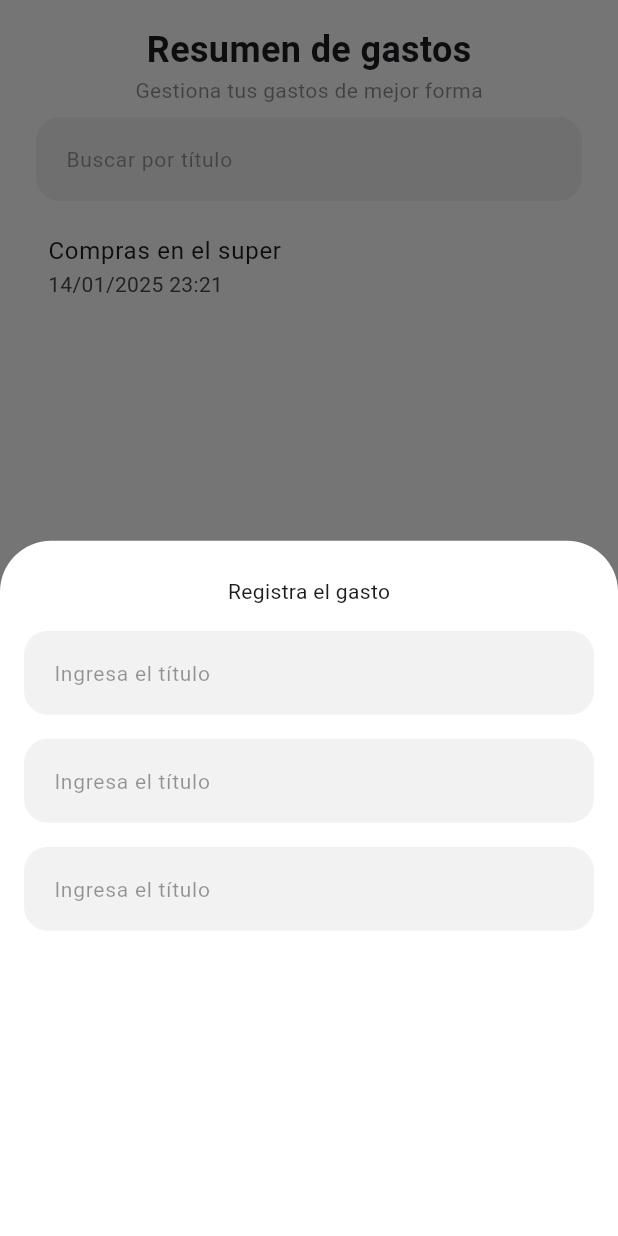
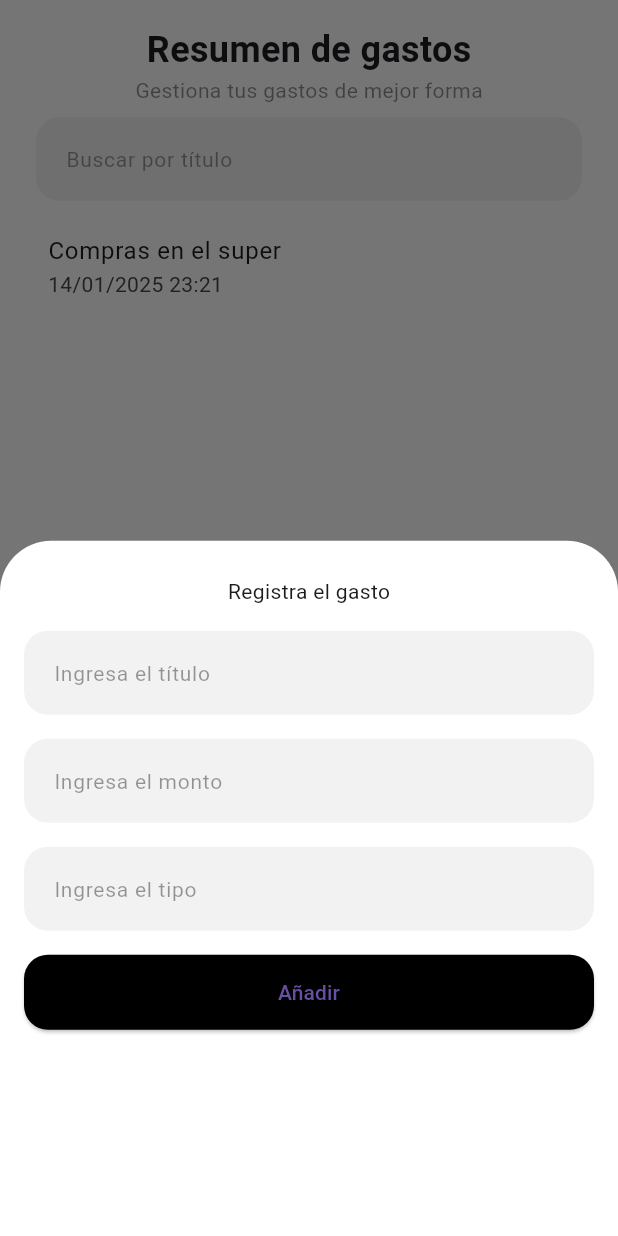
Before and after one commit to fr4nsgallegos/gastosAppG8, a Flutter app: the screen it shows after launch, after a tap on "Agregar", on a phone screen of 412 x 824 dp. Run offline on Flutter 3.47's test engine with Material 3 defaults, Android fonts, the phone set to English and light mode, and no system bars.

Commit message:
button añadir on modal

```diff
--- a/lib/widgets/field_modal_widget.dart
+++ b/lib/widgets/field_modal_widget.dart
@@ -1,13 +1,25 @@
 import 'package:flutter/material.dart';
 
-class FielModalWidget extends StatelessWidget {
+class FieldModalWidget extends StatelessWidget {
+  String hint;
+  TextEditingController controller;
+  bool isNumberKeryboard;
+  FieldModalWidget({
+    required this.hint,
+    required this.controller,
+    this.isNumberKeryboard = false,
+  });
+
   @override
   Widget build(BuildContext context) {
     return Padding(
       padding: const EdgeInsets.only(bottom: 16),
       child: TextField(
+        controller: controller,
+        keyboardType:
+            isNumberKeryboard ? TextInputType.number : TextInputType.text,
         decoration: InputDecoration(
-          hintText: "Ingresa el título",
+          hintText: hint,
           hintStyle: TextStyle(
             fontSize: 14,
             color: Colors.black.withOpacity(0.4),
--- a/lib/widgets/register_modal.dart
+++ b/lib/widgets/register_modal.dart
@@ -11,6 +11,23 @@ class _RegisterModalState extends State<RegisterModal> {
   TextEditingController _priceController = TextEditingController();
   TextEditingController _typeController = TextEditingController();
 
+  _buildButtonAdd() {
+    return SizedBox(
+      width: double.infinity,
+      height: 50,
+      child: ElevatedButton(
+        onPressed: () {},
+        child: Text("Añadir"),
+        style: ElevatedButton.styleFrom(
+          backgroundColor: Colors.black,
+          shape: RoundedRectangleBorder(
+            borderRadius: BorderRadius.circular(16),
+          ),
+        ),
+      ),
+    );
+  }
+
   @override
   Widget build(BuildContext context) {
     return Column(
@@ -21,9 +38,14 @@ class _RegisterModalState extends State<RegisterModal> {
         SizedBox(
           height: 16,
         ),
-        FielModalWidget(),
-        FielModalWidget(),
-        FielModalWidget(),
+        FieldModalWidget(
+            hint: "Ingresa el título", controller: _productController),
+        FieldModalWidget(
+            hint: "Ingresa el monto",
+            controller: _priceController,
+            isNumberKeryboard: true),
+        FieldModalWidget(hint: "Ingresa el tipo", controller: _typeController),
+        _buildButtonAdd(),
       ],
     );
   }
```
